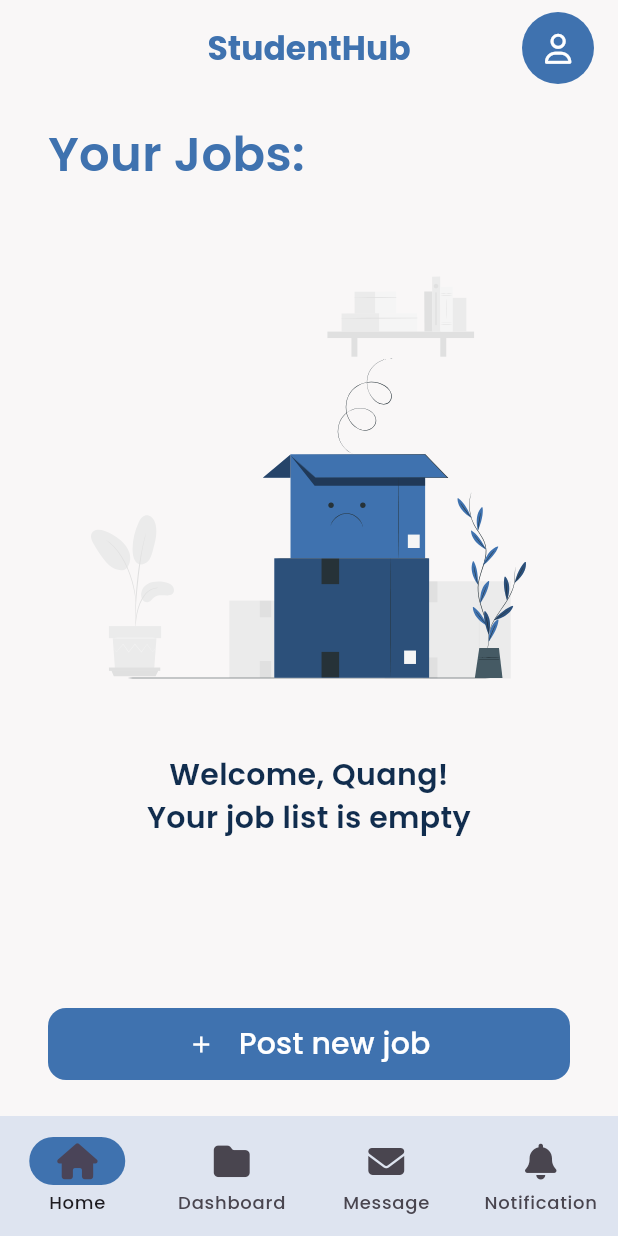
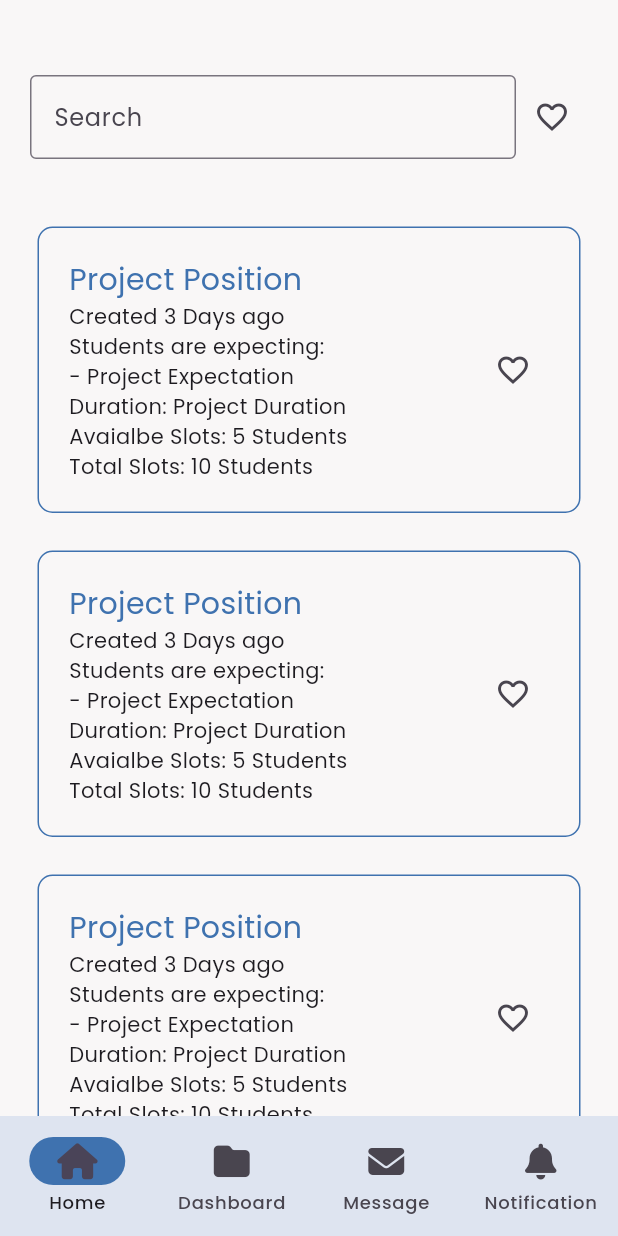
Before and after one commit to NguyenQuang179/amp_studenthub, a Flutter app: the screen it shows after launch, on a phone screen of 412 x 824 dp. Run offline on Flutter 3.47's test engine with Material 3 defaults, Android fonts, the phone set to English and light mode, and no system bars; our stand-ins replace flutter_custom_clippers, flutter_svg, font_awesome_flutter, google_fonts.

Commit message:
ProjectList and PROJECT DETAILS

```diff
--- /dev/null
+++ b/lib/components/project_item.dart
@@ -0,0 +1,64 @@
+import 'package:amp_studenthub/configs/constant.dart';
+import 'package:flutter/material.dart';
+
+class ProjectItem extends StatelessWidget {
+  final String projectDate;
+  final String projectPosition;
+  final String projectExpectation;
+  final String projectDuration;
+  final int projectStudentNeeded;
+  final int projectProposalNums;
+
+  const ProjectItem(
+      {super.key,
+      required this.projectDate,
+      required this.projectPosition,
+      required this.projectExpectation,
+      required this.projectDuration,
+      required this.projectStudentNeeded,
+      required this.projectProposalNums});
+
+  @override
+  Widget build(BuildContext context) {
+    return Padding(
+      padding: const EdgeInsets.only(left: 25.0, right: 25.0, top: 25.0),
+      child: Container(
+        padding: const EdgeInsets.all(20),
+        decoration: BoxDecoration(
+          color: Constant.backgroundColor,
+          border: Border.all(color: Constant.primaryColor),
+          borderRadius: BorderRadius.all(Radius.circular(10)),
+        ),
+        child: Row(
+          children: [
+            Expanded(
+              flex: 7,
+              child: Column(
+                crossAxisAlignment: CrossAxisAlignment.stretch,
+                children: [
+                  Text(projectPosition,
+                      textAlign: TextAlign.left,
+                      style: const TextStyle(
+                          fontSize: 20, color: Constant.primaryColor)),
+                  Text(
+                    "Created $projectDate",
+                    textAlign: TextAlign.left,
+                  ),
+                  Text("Students are expecting:"),
+                  Text("- $projectExpectation"),
+                  Text("Duration: $projectDuration"),
+                  Text("Avaialbe Slots: $projectStudentNeeded Students"),
+                  Text("Total Slots: $projectProposalNums Students"),
+                ],
+              ),
+            ),
+            Column(children: [
+              IconButton(
+                  onPressed: () {}, icon: const Icon(Icons.favorite_border))
+            ])
+          ],
+        ),
+      ),
+    );
+  }
+}
--- a/lib/components/textfield.dart
+++ b/lib/components/textfield.dart
@@ -32,7 +32,7 @@ class Textfield extends StatelessWidget {
               borderSide: BorderSide(color: Constant.secondaryColor),
             ),
             labelText: hintText,
-            fillColor: Constant.tetriaryColor,
+            fillColor: Constant.backgroundWithOpacity,
             filled: true,
             contentPadding:
                 const EdgeInsets.symmetric(horizontal: 20, vertical: 10),
--- a/lib/configs/constant.dart
+++ b/lib/configs/constant.dart
@@ -1,10 +1,10 @@
 import 'package:flutter/material.dart';
 
 class Constant {
-  static const primaryColor = const Color(0xFF3F72AF);
-  static const backgroundColor = const Color(0xFFF9F7F7);
-  static const secondaryColor = const Color(0xFF112D4E);
-  static const onPrimaryColor = const Color(0xFFFFFFFF);
-  static const textColor = const Color(0xFF000000);
-  static const backgroundWithOpacity = const Color(0xFFDBE2EF);
+  static const primaryColor = Color(0xFF3F72AF);
+  static const backgroundColor = Color(0xFFF9F7F7);
+  static const secondaryColor = Color(0xFF112D4E);
+  static const onPrimaryColor = Color(0xFFFFFFFF);
+  static const textColor = Color(0xFF000000);
+  static const backgroundWithOpacity = Color(0xFFDBE2EF);
 }
--- a/lib/main.dart
+++ b/lib/main.dart
@@ -1,9 +1,5 @@
 import 'package:amp_studenthub/configs/constant.dart';
-import 'package:amp_studenthub/screens/company_dashboard_screen.dart';
 import 'package:amp_studenthub/screens/navigation_menu.dart';
-import 'package:amp_studenthub/screens/login_page.dart';
-import 'package:amp_studenthub/screens/signup_step1.dart';
-import 'package:amp_studenthub/screens/signup_step2.dart';
 
 import 'package:flutter/material.dart';
 import 'package:google_fonts/google_fonts.dart';
@@ -37,7 +33,7 @@
       title: 'StudentHub',
       debugShowCheckedModeBanner: false,
       theme: _buildTheme(Brightness.light),
-      home: NavigationMenu(),
+      home: const NavigationMenu(),
     );
   }
 }
--- /dev/null
+++ b/lib/screens/Student_Projects/project_list.dart
@@ -0,0 +1,59 @@
+import 'package:amp_studenthub/components/project_item.dart';
+import 'package:amp_studenthub/configs/constant.dart';
+import 'package:flutter/material.dart';
+
+class ProjectList extends StatelessWidget {
+  const ProjectList({super.key});
+
+  @override
+  Widget build(BuildContext context) {
+    return Scaffold(
+      backgroundColor: Constant.backgroundColor,
+      body: SafeArea(
+        child: Center(
+            child: Column(
+          children: [
+            const SizedBox(
+              height: 50,
+            ),
+            Padding(
+              padding: const EdgeInsets.symmetric(horizontal: 20.0),
+              child: Row(
+                children: [
+                  Expanded(
+                    child: TextField(
+                      onChanged: (value) {},
+                      decoration: const InputDecoration(
+                        labelText: 'Search',
+                        border: OutlineInputBorder(),
+                      ),
+                    ),
+                  ),
+                  IconButton(
+                      onPressed: () {}, icon: const Icon(Icons.favorite_border))
+                ],
+              ),
+            ),
+            const SizedBox(
+              height: 20,
+            ),
+            Expanded(
+                child: ListView.builder(
+              itemCount: 5,
+              itemBuilder: (BuildContext context, int index) {
+                return const ProjectItem(
+                  projectDate: '3 Days ago',
+                  projectPosition: 'Project Position',
+                  projectExpectation: 'Project Expectation',
+                  projectDuration: 'Project Duration',
+                  projectStudentNeeded: 5,
+                  projectProposalNums: 10,
+                );
+              },
+            )),
+          ],
+        )),
+      ),
+    );
+  }
+}
--- a/lib/screens/company_dashboard_screen.dart
+++ b/lib/screens/company_dashboard_screen.dart
@@ -97,7 +97,7 @@ class CompanyDashboardScreen extends StatelessWidget {
                       mainAxisAlignment: MainAxisAlignment.center,
                       children: [
                         Container(
-                            margin: EdgeInsets.only(right: 16),
+                            margin: const EdgeInsets.only(right: 16),
                             child: const Icon(Icons.add)),
                         const Text(
                           'Post new job',
--- a/lib/screens/home_screen.dart
+++ b/lib/screens/home_screen.dart
@@ -59,7 +59,7 @@ class HomeScreen extends StatelessWidget {
                         flex: 1,
                         child: Container(
                             width: double.infinity,
-                            padding: EdgeInsets.symmetric(vertical: 24),
+                            padding: const EdgeInsets.symmetric(vertical: 24),
                             child: RichText(
                                 text: const TextSpan(
                               style: TextStyle(
@@ -148,7 +148,7 @@ class HomeScreen extends StatelessWidget {
                         child: Column(
                           children: [
                             Container(
-                              margin: EdgeInsets.only(bottom: 16),
+                              margin: const EdgeInsets.only(bottom: 16),
                               alignment: Alignment.centerLeft,
                               child: const Text(
                                 "Join with us as:",
--- a/lib/screens/navigation_menu.dart
+++ b/lib/screens/navigation_menu.dart
@@ -1,5 +1,6 @@
 import 'package:amp_studenthub/configs/constant.dart';
-import 'package:amp_studenthub/screens/company_dashboard_screen.dart';
+import 'package:amp_studenthub/screens/Student_Projects/project_detail.dart';
+import 'package:amp_studenthub/screens/Student_Projects/project_list.dart';
 import 'package:flutter/material.dart';
 import 'package:font_awesome_flutter/font_awesome_flutter.dart';
 
@@ -12,10 +13,16 @@ class NavigationMenu extends StatefulWidget {
 
 class _NavigationMenuState extends State<NavigationMenu> {
   int selectedIndex = 0;
+
   final screens = [
-    CompanyDashboardScreen(),
-    Container(
-      color: Colors.deepPurple,
+    const ProjectList(),
+    const ProjectDetail(
+      projectDate: "3 Days Ago",
+      projectPosition: "Project Position",
+      projectExpectation: "Project Expectation",
+      projectDuration: "Project Duration",
+      projectStudentNeeded: 5,
+      projectProposalNums: 10,
     ),
     Container(color: Colors.pink),
     Container(color: Colors.yellow)
--- a/lib/screens/signup_step1.dart
+++ b/lib/screens/signup_step1.dart
@@ -1,8 +1,6 @@
 import 'package:amp_studenthub/components/button.dart';
-import 'package:amp_studenthub/components/textfield.dart';
 import 'package:amp_studenthub/configs/constant.dart';
 import 'package:flutter/material.dart';
-import 'package:flutter_custom_clippers/flutter_custom_clippers.dart';
 
 class SignUpStepOne extends StatelessWidget {
   SignUpStepOne({super.key});
--- a/lib/screens/signup_step2.dart
+++ b/lib/screens/signup_step2.dart
@@ -73,8 +73,8 @@ class SignupStepTwo extends StatelessWidget {
             const Row(
               mainAxisAlignment: MainAxisAlignment.center,
               children: [
-                const Checkbox(value: false, onChanged: null),
-                const Text(
+                Checkbox(value: false, onChanged: null),
+                Text(
                   'I have read & accept the Terms & Conditions',
                   style: TextStyle(
                     color: Constant.secondaryColor,
```
Also changed, not shown: lib/screens/Student_Projects/project_detail.dart (added, +79 -0 lines), pubspec.lock.
